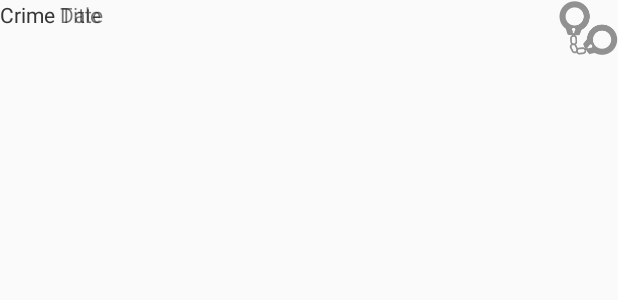
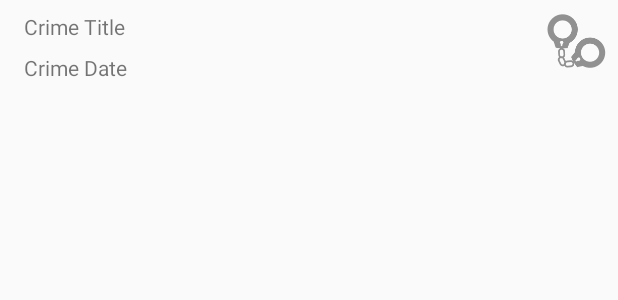
Before and after one commit to QuinnCrosfield-zz/Android-Programming, an Android app: the layout list_item_crime.xml on its own in the app's theme, with its tools: preview values and no code run, on a phone screen of 412 x 824 dp. Shown: the top 300 px of the screen. Run offline under Robolectric (Android 15) with nearby library versions, the phone set to English and light mode, and no system bars.

Commit message:
wire crime title and date contraints

```diff
--- a/CriminalIntent/app/src/main/res/layout/list_item_crime.xml
+++ b/CriminalIntent/app/src/main/res/layout/list_item_crime.xml
@@ -8,22 +8,33 @@
 
     <TextView
         android:id="@+id/crime_title"
-        android:layout_width="wrap_content"
+        android:layout_width="0dp"
         android:layout_height="wrap_content"
+        android:layout_marginStart="16dp"
+        android:layout_marginTop="8dp"
+        android:layout_marginEnd="8dp"
         android:text="Crime Title"
-        tools:layout_editor_absoluteY="8dp" />
+        app:layout_constraintEnd_toStartOf="@+id/imageView"
+        app:layout_constraintStart_toStartOf="parent"
+        app:layout_constraintTop_toTopOf="parent" />
 
     <TextView
         android:id="@+id/crime_date"
-        android:layout_width="wrap_content"
+        android:layout_width="0dp"
         android:layout_height="wrap_content"
+        android:layout_marginStart="16dp"
+        android:layout_marginTop="8dp"
+        android:layout_marginEnd="8dp"
         android:text="Crime Date"
-        tools:layout_editor_absoluteY="27dp" />
+        app:layout_constraintEnd_toStartOf="@+id/imageView"
+        app:layout_constraintStart_toStartOf="parent"
+        app:layout_constraintTop_toBottomOf="@+id/crime_title" />
 
     <ImageView
         android:id="@+id/imageView"
         android:layout_width="wrap_content"
         android:layout_height="wrap_content"
+        android:layout_marginEnd="8dp"
         app:layout_constraintBottom_toBottomOf="parent"
         app:layout_constraintEnd_toEndOf="parent"
         app:layout_constraintTop_toTopOf="parent"
```
